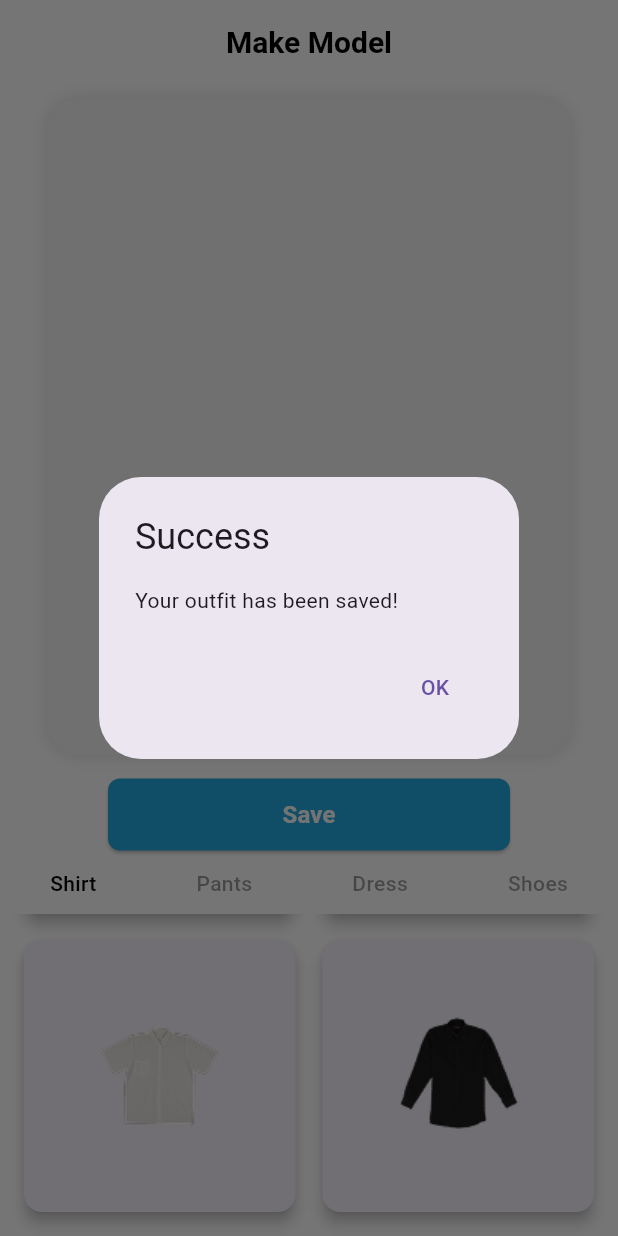
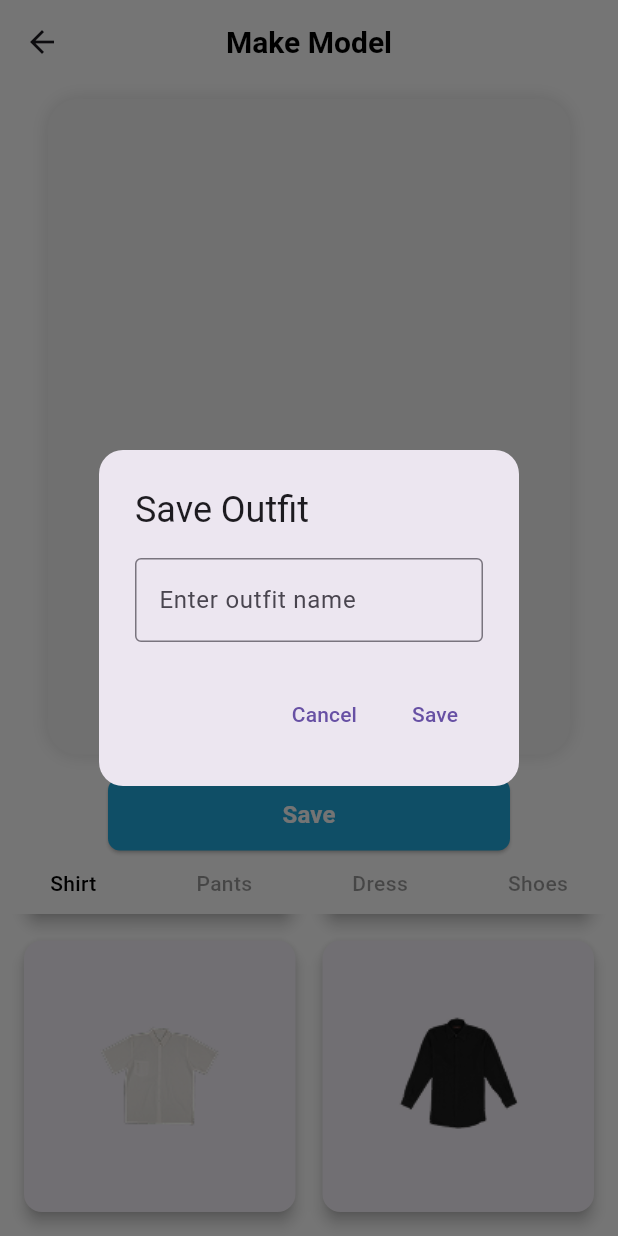
Before and after one commit to Modisch-PENS/modisch-mobile, a Flutter app: the PreviewScreen screen opened directly, scrolled down 396 dp, after a tap on "Save", on a phone screen of 412 x 824 dp. Run offline on Flutter 3.47's test engine with Material 3 defaults, Android fonts, the phone set to English and light mode, and no system bars.

Commit message:
taza juga manusia

```diff
--- /dev/null
+++ b/lib/model/outfit_model.dart
@@ -0,0 +1,15 @@
+class OutfitModel {
+  final String name;
+  final String? shirt;
+  final String? pants;
+  final String? dress;
+  final String? shoes;
+
+  OutfitModel({
+    required this.name,
+    this.shirt,
+    this.pants,
+    this.dress,
+    this.shoes,
+  });
+}
--- a/lib/screens/dress_screen.dart
+++ b/lib/screens/dress_screen.dart
@@ -34,8 +34,9 @@ class DressScreen extends StatelessWidget {
       crossAxisCount: 2,
       children: [
         ItemCard(
-          image: 'assets/images/shirt0.png',
-          onTap: () => select(null), // None option
+          // image: 'assets/images/none.png',
+          image: ' ',
+          onTap: () => select(null),
         ),
         ItemCard(image: 'assets/images/dress1.png', onTap: () => select('dress1.png')),
         ItemCard(image: 'assets/images/dress2.png', onTap: () => select('dress2.png')),
--- a/lib/screens/pants_screen.dart
+++ b/lib/screens/pants_screen.dart
@@ -17,7 +17,8 @@ class PantsScreen extends StatelessWidget {
       children: [
         // Item None
         ItemCard(
-          image: 'assets/images/pants0.png',
+          // image: 'assets/images/none.png',
+          image: ' ',
           onTap: () => select(null),
         ),
         ItemCard(image: 'assets/images/pants1.png', onTap: () => select('pants1.png')),
--- a/lib/screens/preview_screen.dart
+++ b/lib/screens/preview_screen.dart
@@ -78,16 +78,44 @@ class _PreviewScreenState extends State<PreviewScreen> {
                 ),
               ),
               onPressed: () {
+                final controller = TextEditingController();
                 showDialog(
                   context: context,
                   builder:
-                      (_) => AlertDialog(
-                        title: const Text('Success'),
-                        content: const Text('Your outfit has been saved!'),
+                      (ctx) => AlertDialog(
+                        shape: RoundedRectangleBorder(
+                          borderRadius: BorderRadius.circular(16),
+                        ),
+                        title: const Text("Save Outfit"),
+                        content: TextField(
+                          controller: controller,
+                          decoration: const InputDecoration(
+                            hintText: "Enter outfit name",
+                            border: OutlineInputBorder(),
+                          ),
+                        ),
                         actions: [
                           TextButton(
-                            onPressed: () => Navigator.pop(context),
-                            child: const Text('OK'),
+                            onPressed: () => Navigator.pop(ctx),
+                            child: const Text("Cancel"),
+                          ),
+                          TextButton(
+                            onPressed: () {
+                              final name = controller.text.trim();
+                              if (name.isNotEmpty) {
+                                Provider.of<SelectedModel>(
+                                  context,
+                                  listen: false,
+                                ).saveOutfit(name);
+                                Navigator.pop(ctx);
+                                ScaffoldMessenger.of(context).showSnackBar(
+                                  SnackBar(
+                                    content: Text("Outfit '$name' saved!"),
+                                  ),
+                                );
+                              }
+                            },
+                            child: const Text("Save"),
                           ),
                         ],
                       ),
@@ -138,7 +166,7 @@ class _PreviewScreenState extends State<PreviewScreen> {
           context,
           listen: false,
         );
-        bool isNone = data.startsWith('none') || data.contains('0.png');
+        bool isNone = data.startsWith('none') || data.contains('none.png');
         String? actualImage = isNone ? null : data;
 
         if (tabs[_currentIndex] == 'Shirt') {
@@ -165,14 +193,49 @@ class _PreviewScreenState extends State<PreviewScreen> {
           child: Column(
             mainAxisAlignment: MainAxisAlignment.center,
             children: [
+              // if (selected.shirt != null)
+              //   Image.asset('assets/images/${selected.shirt!}', height: 100),
               if (selected.shirt != null)
-                Image.asset('assets/images/${selected.shirt!}', height: 100),
+                GestureDetector(
+                  onTap: () => selected.selectShirt(null),
+                  child: Image.asset(
+                    'assets/images/${selected.shirt!}',
+                    height: 100,
+                  ),
+                ),
+
+              // if (selected.dress != null)
+              //   Image.asset('assets/images/${selected.dress!}', height: 120),
               if (selected.dress != null)
-                Image.asset('assets/images/${selected.dress!}', height: 120),
+                GestureDetector(
+                  onTap: () => selected.selectDress(null),
+                  child: Image.asset(
+                    'assets/images/${selected.dress!}',
+                    height: 100,
+                  ),
+                ),
+
+              // if (selected.pants != null)
+              //   Image.asset('assets/images/${selected.pants!}', height: 100),
               if (selected.pants != null)
-                Image.asset('assets/images/${selected.pants!}', height: 100),
+                GestureDetector(
+                  onTap: () => selected.selectPants(null),
+                  child: Image.asset(
+                    'assets/images/${selected.pants!}',
+                    height: 100,
+                  ),
+                ),
+
+              // if (selected.shoes != null)
+              //   Image.asset('assets/images/${selected.shoes!}', height: 80),
               if (selected.shoes != null)
-                Image.asset('assets/images/${selected.shoes!}', height: 80),
+                GestureDetector(
+                  onTap: () => selected.selectShoes(null),
+                  child: Image.asset(
+                    'assets/images/${selected.shoes!}',
+                    height: 100,
+                  ),
+                ),
             ],
           ),
         );
--- a/lib/screens/shirt_screen.dart
+++ b/lib/screens/shirt_screen.dart
@@ -37,7 +37,8 @@ class ShirtScreen extends StatelessWidget {
       children: [
         // None
         ItemCard(
-          image: 'assets/images/shirt0.png',
+          // image: 'assets/images/none.png',
+          image: ' ',
           onTap: () => select(null),
         ),
         ItemCard(image: 'assets/images/shirt1.png', onTap: () => select('shirt1.png')),
--- a/lib/screens/shoes_screen.dart
+++ b/lib/screens/shoes_screen.dart
@@ -15,9 +15,9 @@ class ShoesScreen extends StatelessWidget {
     return GridView.count(
       crossAxisCount: 2,
       children: [
-        // Item None
         ItemCard(
-          image: 'assets/images/shoes0.png',
+          // image: 'assets/images/none.png',
+          image: ' ',
           onTap: () => select(null),
         ),
         ItemCard(image: 'assets/images/shoes1.png', onTap: () => select('shoes1.png')),
--- a/lib/widgets/preview_select_screen.dart
+++ b/lib/widgets/preview_select_screen.dart
@@ -14,7 +14,7 @@ class PreviewSelectScreen extends StatelessWidget {
 
     if (category == 'Shirt') {
       items = [
-        'shirt0.png',
+        'none.png',
         'shirt1.png',
         'shirt2.png',
         'shirt3.png',
@@ -23,7 +23,7 @@ class PreviewSelectScreen extends StatelessWidget {
       ];
     } else if (category == 'Pants') {
       items = [
-        'pants0.png',
+        'none.png',
         'pants1.png',
         'pants2.png',
         'pants3.png',
@@ -32,7 +32,7 @@ class PreviewSelectScreen extends StatelessWidget {
       ];
     } else if (category == 'Dress') {
       items = [
-        'dress0.png',
+        'none.png',
         'dress1.png',
         'dress2.png',
         'dress3.png',
@@ -41,7 +41,7 @@ class PreviewSelectScreen extends StatelessWidget {
       ];
     } else if (category == 'Shoes') {
       items = [
-        'shoes0.png',
+        'none.png',
         'shoes1.png',
         'shoes2.png',
         'shoes3.png',
@@ -56,7 +56,7 @@ class PreviewSelectScreen extends StatelessWidget {
       crossAxisSpacing: 10,
       mainAxisSpacing: 10,
       children: items.map((imgName) {
-        bool isNone = imgName.contains('0.png');
+        bool isNone = imgName.contains('none.png');
 
         return ItemCard(
           image: 'assets/images/$imgName',
@@ -72,14 +72,18 @@ class PreviewSelectScreen extends StatelessWidget {
   }
 
   void _updateSelected(SelectedModel selected, String? imgPath) {
-    if (category == 'Shirt') {
-      selected.selectShirt(imgPath);
-    } else if (category == 'Pants') {
-      selected.selectPants(imgPath);
-    } else if (category == 'Dress') {
-      selected.selectDress(imgPath);
-    } else if (category == 'Shoes') {
-      selected.selectShoes(imgPath);
-    }
+  bool isNone = imgPath == null || imgPath.contains('none.png');
+  String? selectedImg = isNone ? null : imgPath;
+
+  if (category == 'Shirt') {
+    selected.selectShirt(selectedImg);
+  } else if (category == 'Pants') {
+    selected.selectPants(selectedImg);
+  } else if (category == 'Dress') {
+    selected.selectDress(selectedImg);
+  } else if (category == 'Shoes') {
+    selected.selectShoes(selectedImg);
   }
 }
+
+}
```
Also changed, not shown: lib/main.dart (+46 -44 lines), lib/model/selected_model.dart (+24 -8 lines), lib/screens/model_screen.dart (added, +102 -0 lines), lib/widgets/item_card.dart (+0 -24 lines).
